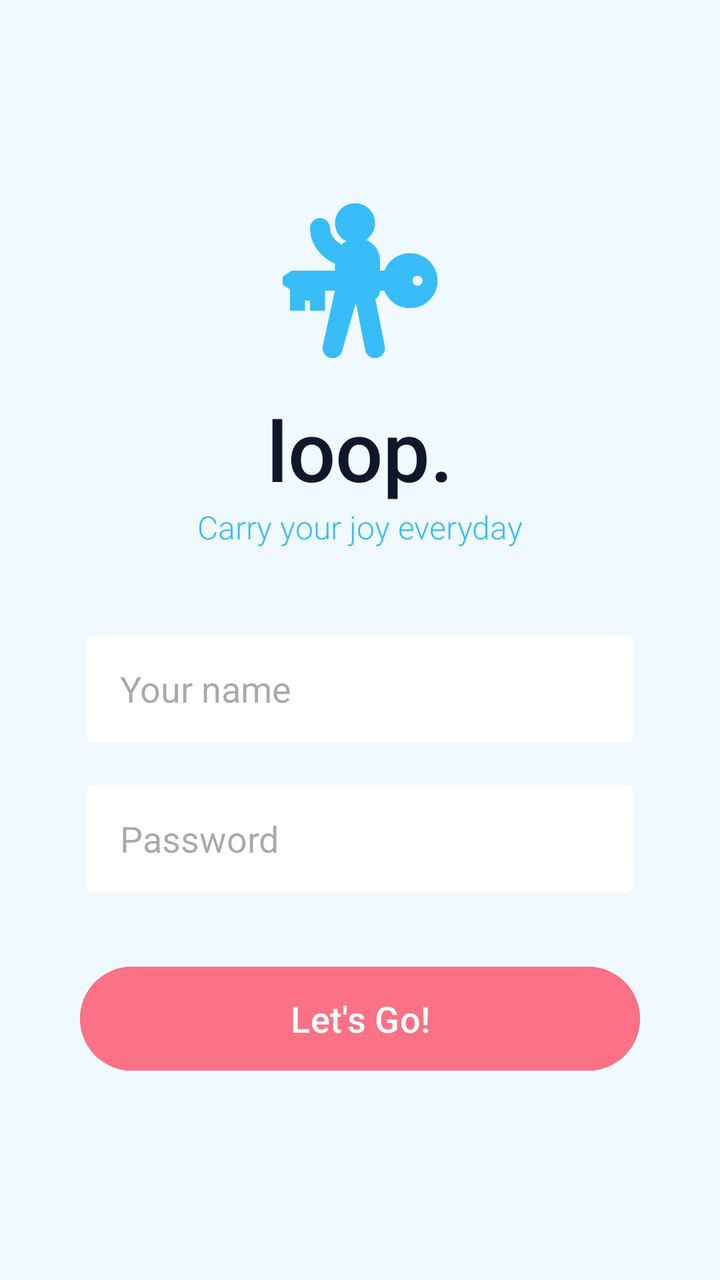
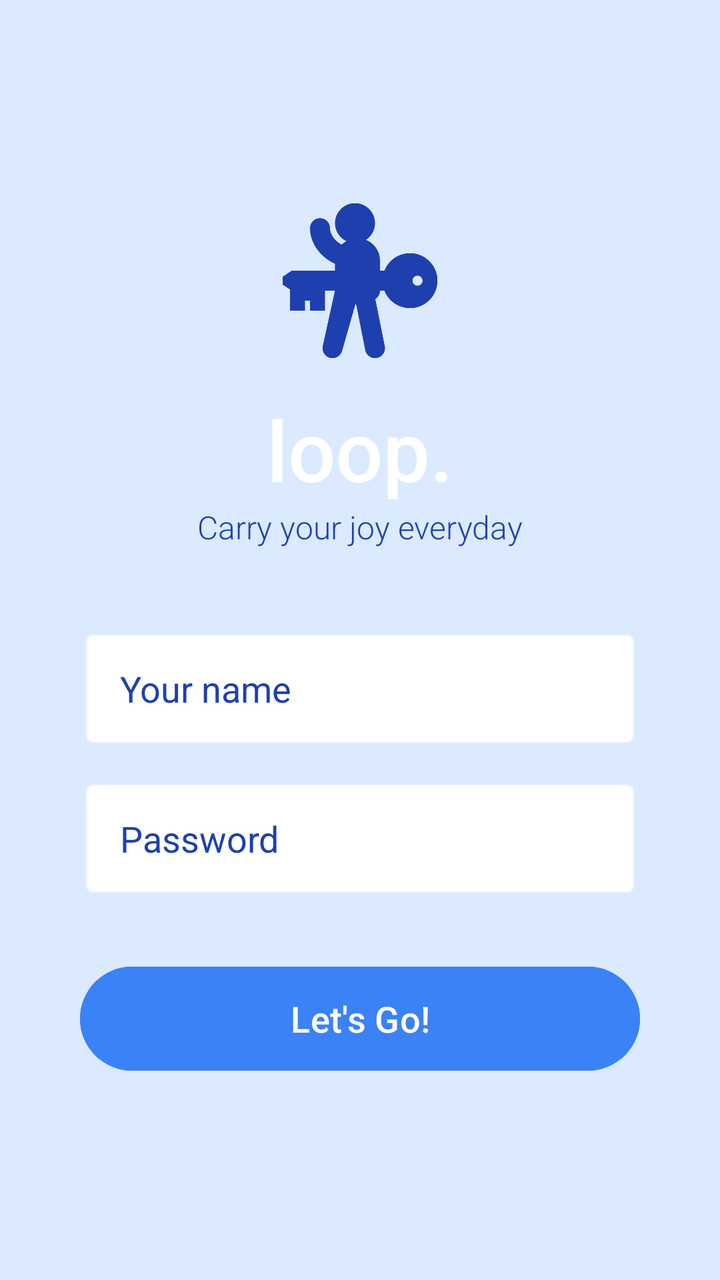

Before-and-after screenshots of an Android layout around one commit, followed by the original layout XML and the change that was made.
<!-- AndroidManifest.xml: application theme Theme.Naylaai -->
<!-- res/layout/activity_login.xml -->
<?xml version="1.0" encoding="utf-8"?>
<LinearLayout xmlns:android="http://schemas.android.com/apk/res/android"
    android:layout_width="match_parent"
    android:layout_height="match_parent"
    android:orientation="vertical"
    android:padding="40dp"
    android:gravity="center"
    android:background="@color/bg_fun">

    <View
        android:layout_width="80dp"
        android:layout_height="80dp"
        android:background="@drawable/key"
        android:backgroundTint="@color/primary_fun"/>

    <TextView
        android:layout_width="wrap_content"
        android:layout_height="wrap_content"
        android:text="@string/loop"
        android:textSize="42sp"
        android:fontFamily="sans-serif-medium"
        android:layout_marginTop="16dp"
        android:textColor="@color/text_dark" />

    <TextView
        android:layout_width="wrap_content"
        android:layout_height="wrap_content"
        android:text="@string/carry_your_joy_everyday"
        android:textSize="16sp"
        android:fontFamily="sans-serif-light"
        android:textColor="@color/primary_fun" />

    <EditText
        android:id="@+id/etUsername"
        android:layout_width="match_parent"
        android:layout_height="60dp"
        android:hint="@string/your_name"
        android:paddingStart="20dp"
        android:layout_marginTop="40dp"
        android:background="@android:drawable/editbox_background"
        android:backgroundTint="@color/white"/>

    <EditText
        android:id="@+id/etPassword"
        android:layout_width="match_parent"
        android:layout_height="60dp"
        android:hint="Password"
        android:inputType="textPassword"
        android:paddingLeft="20dp"
        android:layout_marginTop="15dp"
        android:background="@android:drawable/editbox_background"
        android:backgroundTint="@color/white"/>

    <Button
        android:id="@+id/btnLogin"
        android:layout_width="match_parent"
        android:layout_height="60dp"
        android:text="Let's Go!"
        android:textAllCaps="false"
        android:textSize="18sp"
        android:layout_marginTop="30dp"
        android:backgroundTint="@color/accent_fun"
        android:textColor="@color/white" />

</LinearLayout>
<!-- resources referenced by this layout -->
<resources>
  <color name="accent_fun">#FB7185</color>
  <color name="bg_fun">#F0F9FF</color>
  <color name="primary_fun">#38BDF8</color>
  <color name="text_dark">#0F172A</color>
  <color name="white">#FFFFFF</color>
  <!-- drawable key: png bitmap (drawable, 29708 bytes) -->
  <string name="carry_your_joy_everyday">Carry your joy everyday</string>
  <string name="loop">loop.</string>
  <string name="your_name">Your name</string>
  <style name="Theme.Naylaai" parent="Base.Theme.Naylaai" />
  <style name="Base.Theme.Naylaai" parent="Theme.Material3.DayNight.NoActionBar">
          
          
      </style>
</resources>

<!-- the commit's change to res/layout/activity_login.xml (unified diff, before → after) -->
@@ -5,22 +5,18 @@
     android:orientation="vertical"
     android:padding="40dp"
     android:gravity="center"
-    android:background="@color/bg_fun">
-
-    <View
-        android:layout_width="80dp"
-        android:layout_height="80dp"
-        android:background="@drawable/key"
-        android:backgroundTint="@color/primary_fun"/>
-
-    <TextView
-        android:layout_width="wrap_content"
-        android:layout_height="wrap_content"
-        android:text="@string/loop"
-        android:textSize="42sp"
-        android:fontFamily="sans-serif-medium"
-        android:layout_marginTop="16dp"
-        android:textColor="@color/text_dark" />
+    android:background="@color/accent_blue"> <View
+    android:layout_width="80dp"
+    android:layout_height="80dp"
+    android:background="@drawable/key"
+    android:backgroundTint="@color/primary_blue"/> <TextView
+    android:layout_width="wrap_content"
+    android:layout_height="wrap_content"
+    android:text="@string/loop"
+    android:textSize="42sp"
+    android:fontFamily="sans-serif-medium"
+    android:layout_marginTop="16dp"
+    android:textColor="@color/white" />
 
     <TextView
         android:layout_width="wrap_content"
@@ -28,9 +24,7 @@
         android:text="@string/carry_your_joy_everyday"
         android:textSize="16sp"
         android:fontFamily="sans-serif-light"
-        android:textColor="@color/primary_fun" />
-
-    <EditText
+        android:textColor="@color/primary_blue" /> <EditText
         android:id="@+id/etUsername"
         android:layout_width="match_parent"
         android:layout_height="60dp"
@@ -38,7 +32,8 @@
         android:paddingStart="20dp"
         android:layout_marginTop="40dp"
         android:background="@android:drawable/editbox_background"
-        android:backgroundTint="@color/white"/>
+        android:backgroundTint="@color/white"
+        android:textColorHint="@color/primary_blue"/>
 
     <EditText
         android:id="@+id/etPassword"
@@ -49,7 +44,8 @@
         android:paddingLeft="20dp"
         android:layout_marginTop="15dp"
         android:background="@android:drawable/editbox_background"
-        android:backgroundTint="@color/white"/>
+        android:backgroundTint="@color/white"
+        android:textColorHint="@color/primary_blue"/>
 
     <Button
         android:id="@+id/btnLogin"
@@ -59,7 +55,6 @@
         android:textAllCaps="false"
         android:textSize="18sp"
         android:layout_marginTop="30dp"
-        android:backgroundTint="@color/accent_fun"
-        android:textColor="@color/white" />
+        android:backgroundTint="@color/secondary_blue" android:textColor="@color/white" />
 
 </LinearLayout>
<!-- resource entries referenced after the edit -->
@@ -1,10 +1,9 @@
 <!-- resources referenced by this layout -->
 <resources>
-  <color name="accent_fun">#FB7185</color>
-  <color name="bg_fun">#F0F9FF</color>
-  <color name="primary_fun">#38BDF8</color>
-  <color name="text_dark">#0F172A</color>
-  <color name="white">#FFFFFF</color>
+  <color name="accent_blue">#DBEAFE</color>
+  <color name="primary_blue">#1E40AF</color>
+  <color name="secondary_blue">#3B82F6</color>
+  <color name="white">#FFFFFFFF</color>
   <!-- drawable key: png bitmap (drawable, 29708 bytes) -->
   <string name="carry_your_joy_everyday">Carry your joy everyday</string>
   <string name="loop">loop.</string>
